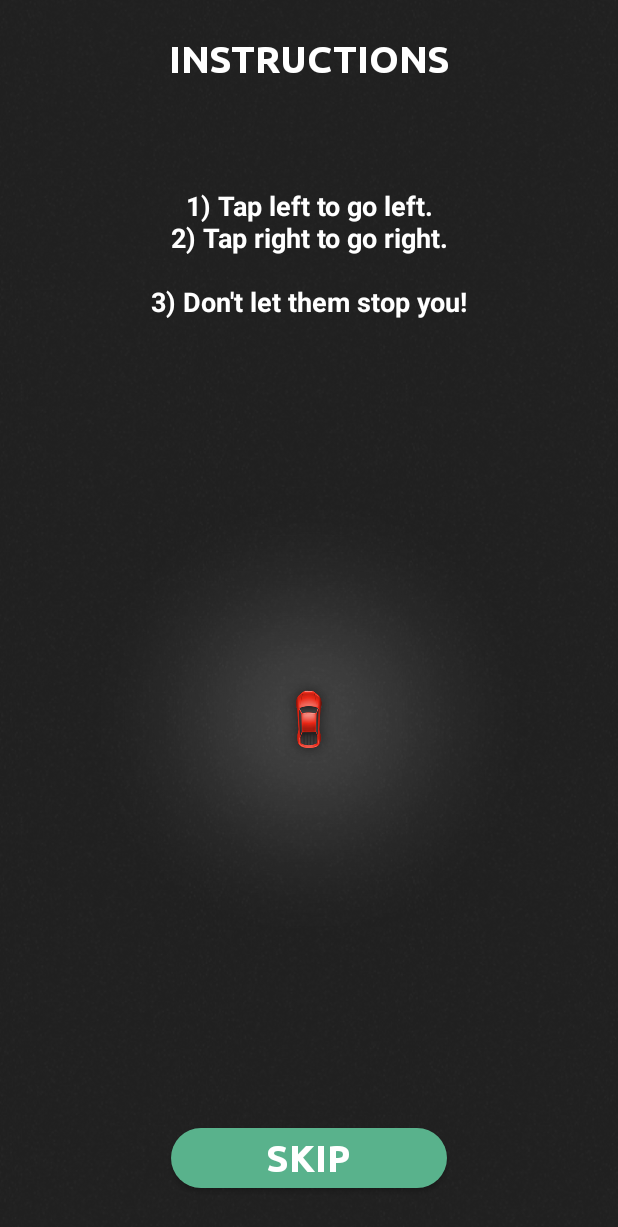
After one commit to jorgeiiavila/CarCrash, an Android app: the InstructionsActivity screen opened directly, with no data from a screen before it, on a phone screen of 412 x 824 dp. The commit adds this screen. Shown: the top 1227 px of the screen. Run offline under Robolectric (Android 15) with nearby library versions, the phone set to English and light mode, and no system bars.

Commit message:
Added instructions activity

```diff
--- a/app/src/main/AndroidManifest.xml
+++ b/app/src/main/AndroidManifest.xml
@@ -19,7 +19,8 @@
         <activity android:name=".GameActivity" />
         <activity android:name=".SettingsActivity" />
         <activity android:name=".ChangeCarActivity" />
-        <activity android:name=".CreditsActivity"></activity>
+        <activity android:name=".CreditsActivity" />
+        <activity android:name=".InstructionsActivity"></activity>
     </application>
 
 </manifest>
--- /dev/null
+++ b/app/src/main/java/com/jorgeiiavila/carcrash/InstructionsActivity.java
@@ -0,0 +1,39 @@
+package com.jorgeiiavila.carcrash;
+
+import android.app.Activity;
+import android.content.Intent;
+import android.support.v7.app.AppCompatActivity;
+import android.os.Bundle;
+import android.view.View;
+import android.widget.Button;
+
+public class InstructionsActivity extends Activity {
+
+    private Button skipBtn;
+
+    @Override
+    protected void onCreate(Bundle savedInstanceState) {
+        super.onCreate(savedInstanceState);
+
+        // Enable immersive mode
+        int mUIFlag = View.SYSTEM_UI_FLAG_IMMERSIVE_STICKY
+                | View.SYSTEM_UI_FLAG_FULLSCREEN
+                | View.SYSTEM_UI_FLAG_HIDE_NAVIGATION;
+        getWindow().getDecorView()
+                .setSystemUiVisibility(mUIFlag);
+
+        setContentView(R.layout.activity_instructions);
+
+        this.skipBtn = findViewById(R.id.instructions_skip_btn);
+
+        skipBtn.setOnClickListener(new View.OnClickListener() {
+            @Override
+            public void onClick(View view) {
+                Intent intent = new Intent(InstructionsActivity.this, GameActivity.class);
+                InstructionsActivity.this.startActivity(intent);
+                finish();
+            }
+        });
+
+    }
+}
--- a/app/src/main/java/com/jorgeiiavila/carcrash/MainActivity.java
+++ b/app/src/main/java/com/jorgeiiavila/carcrash/MainActivity.java
@@ -39,9 +39,21 @@ public class MainActivity extends Activity {
         playBtn.setOnClickListener(new View.OnClickListener() {
             @Override
             public void onClick(View view) {
+                Preferences preferences = new Preferences();
+                SharedPreferences sharedPreferences = getSharedPreferences(preferences.getFileName(), MODE_PRIVATE);
+                boolean hadPlayedBefore = sharedPreferences.getBoolean(preferences.getFirstTimePlaying(), false);
                 // Creates and execute relation between activities
-                Intent intent = new Intent(MainActivity.this, GameActivity.class);
-                MainActivity.this.startActivity(intent);
+                if (hadPlayedBefore) {
+                    Intent intent = new Intent(MainActivity.this, GameActivity.class);
+                    MainActivity.this.startActivity(intent);
+                } else {
+                    SharedPreferences.Editor editor = sharedPreferences.edit();
+                    editor.putBoolean(preferences.getFirstTimePlaying(), true);
+                    editor.apply();
+                    // Go to instructions
+                    Intent intent = new Intent(MainActivity.this, InstructionsActivity.class);
+                    MainActivity.this.startActivity(intent);
+                }
             }
         });
 
--- a/app/src/main/java/com/jorgeiiavila/carcrash/Preferences.java
+++ b/app/src/main/java/com/jorgeiiavila/carcrash/Preferences.java
@@ -10,6 +10,8 @@ public class Preferences {
     private final String fxSoundsKey = "fxSounds";
     // Car Image
     private final String carImageKey = "carImage";
+    // First time playing
+    private final String firstTimePlaying = "firstTimePlating";
 
     // Getters
     public String getFileName() {
@@ -27,4 +29,8 @@ public class Preferences {
     public String getCarImageKey() {
         return carImageKey;
     }
+
+    public String getFirstTimePlaying() {
+        return firstTimePlaying;
+    }
 }
--- /dev/null
+++ b/app/src/main/res/layout/activity_instructions.xml
@@ -0,0 +1,65 @@
+<?xml version="1.0" encoding="utf-8"?>
+<android.support.constraint.ConstraintLayout xmlns:android="http://schemas.android.com/apk/res/android"
+    xmlns:app="http://schemas.android.com/apk/res-auto"
+    xmlns:tools="http://schemas.android.com/tools"
+    android:layout_width="match_parent"
+    android:layout_height="match_parent"
+    android:background="@drawable/background"
+    tools:context=".InstructionsActivity">
+
+    <Button
+        android:id="@+id/instructions_skip_btn"
+        android:layout_width="184dp"
+        android:layout_height="40dp"
+        android:layout_marginBottom="32dp"
+        android:background="@drawable/button_background"
+        android:fontFamily="@font/ubuntu_bold"
+        android:text="SKIP"
+        android:textColor="@android:color/white"
+        android:textSize="25sp"
+        android:textStyle="bold"
+        app:layout_constraintBottom_toBottomOf="parent"
+        app:layout_constraintEnd_toEndOf="parent"
+        app:layout_constraintStart_toStartOf="parent" />
+
+    <TextView
+        android:id="@+id/settingsTitle3"
+        android:layout_width="wrap_content"
+        android:layout_height="wrap_content"
+        android:layout_marginTop="24dp"
+        android:fontFamily="@font/ubuntu_font"
+        android:text="INSTRUCTIONS"
+        android:textAlignment="center"
+        android:textColor="@android:color/white"
+        android:textSize="25sp"
+        android:textStyle="bold"
+        android:typeface="normal"
+        app:layout_constraintEnd_toEndOf="parent"
+        app:layout_constraintStart_toStartOf="parent"
+        app:layout_constraintTop_toTopOf="parent" />
+
+    <TextView
+        android:id="@+id/textView2"
+        android:layout_width="wrap_content"
+        android:layout_height="wrap_content"
+        android:layout_marginTop="70dp"
+        android:text="1) Tap left to go left.\n2) Tap right to go right.\n\n3) Don't let them stop you!"
+        android:textAlignment="center"
+        android:textColor="@android:color/white"
+        android:textSize="18sp"
+        android:textStyle="bold"
+        app:layout_constraintEnd_toEndOf="parent"
+        app:layout_constraintStart_toStartOf="parent"
+        app:layout_constraintTop_toBottomOf="@+id/settingsTitle3" />
+
+    <ImageView
+        android:id="@+id/imageView"
+        android:layout_width="wrap_content"
+        android:layout_height="wrap_content"
+        android:layout_marginBottom="8dp"
+        android:src="@drawable/player_red_pretty"
+        app:layout_constraintBottom_toTopOf="@+id/instructions_skip_btn"
+        app:layout_constraintEnd_toEndOf="parent"
+        app:layout_constraintStart_toStartOf="parent"
+        app:layout_constraintTop_toBottomOf="@+id/textView2" />
+</android.support.constraint.ConstraintLayout>
```
